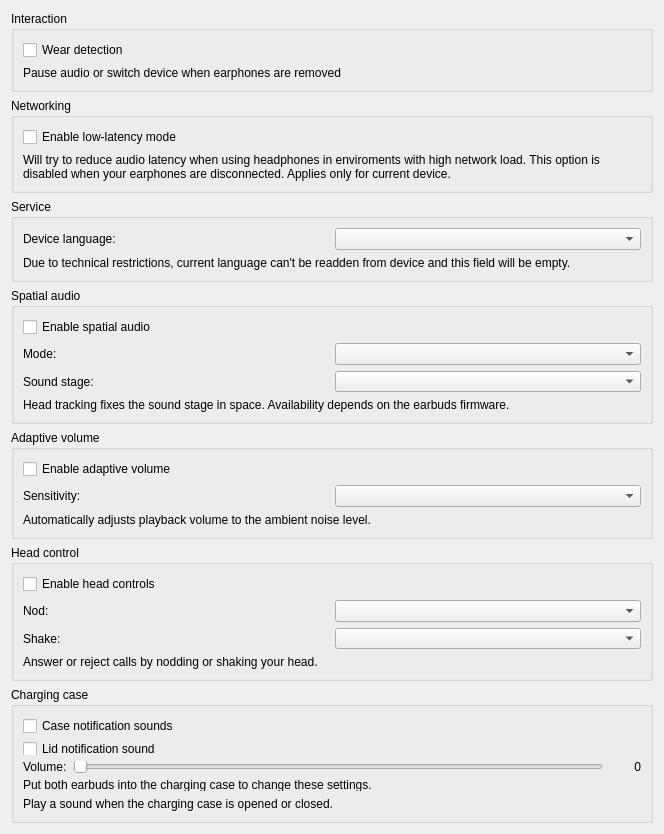
Above: openfreebuds_qt/designer/device_other.ui from melianmiko/OpenFreebuds before the change. Below: the same form after it.
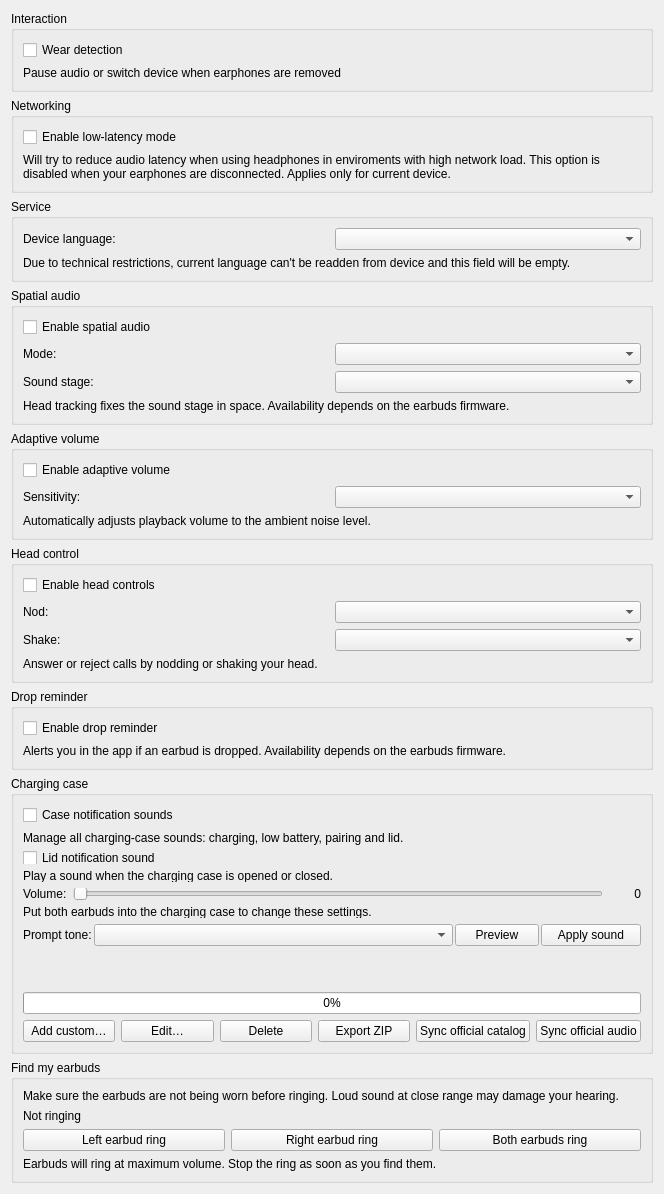
That is the form after the change.

Commit message: feat: complete multi-model Huawei earbud support and tone tooling

What changed in the file:
```diff
--- a/openfreebuds_qt/designer/device_other.ui
+++ b/openfreebuds_qt/designer/device_other.ui
@@ -283,6 +283,32 @@
      </layout>
     </widget>
    </item>
+   <item>
+    <widget class="QGroupBox" name="drop_reminder_root">
+     <property name="title">
+      <string>Drop reminder</string>
+     </property>
+     <layout class="QVBoxLayout" name="verticalLayout_drop_reminder">
+      <item>
+       <widget class="QCheckBox" name="drop_reminder_toggle">
+        <property name="text">
+         <string>Enable drop reminder</string>
+        </property>
+       </widget>
+      </item>
+      <item>
+       <widget class="QLabel" name="drop_reminder_hint">
+        <property name="text">
+         <string>Alerts you in the app if an earbud is dropped. Availability depends on the earbuds firmware.</string>
+        </property>
+        <property name="wordWrap">
+         <bool>true</bool>
+        </property>
+       </widget>
+      </item>
+     </layout>
+    </widget>
+   </item>
    <item>
     <widget class="QGroupBox" name="box_tone_root">
      <property name="title">
@@ -296,6 +322,16 @@
         </property>
        </widget>
       </item>
+      <item>
+       <widget class="QLabel" name="box_tone_hint">
+        <property name="text">
+         <string>Manage all charging-case sounds: charging, low battery, pairing and lid.</string>
+        </property>
+        <property name="wordWrap">
+         <bool>true</bool>
+        </property>
+       </widget>
+      </item>
       <item>
        <widget class="QWidget" name="box_tone_lid_options" native="true">
         <layout class="QVBoxLayout" name="verticalLayout_9">
@@ -318,6 +354,16 @@
            </property>
           </widget>
          </item>
+         <item>
+          <widget class="QLabel" name="box_tone_lid_hint">
+           <property name="text">
+            <string>Play a sound when the charging case is opened or closed.</string>
+           </property>
+           <property name="wordWrap">
+            <bool>true</bool>
+           </property>
+          </widget>
+         </item>
          <item>
           <widget class="QWidget" name="box_tone_lid_volume_row" native="true">
            <layout class="QHBoxLayout" name="horizontalLayout">
@@ -346,13 +392,13 @@
                <number>0</number>
               </property>
               <property name="maximum">
-               <number>100</number>
+               <number>15</number>
               </property>
               <property name="singleStep">
                <number>5</number>
               </property>
               <property name="pageStep">
-               <number>10</number>
+               <number>5</number>
               </property>
               <property name="orientation">
                <enum>Qt::Horizontal</enum>
@@ -379,7 +425,7 @@
           </widget>
          </item>
          <item>
-          <widget class="QLabel" name="box_tone_lid_hint">
+          <widget class="QLabel" name="box_tone_lid_box_hint">
            <property name="text">
             <string>Put both earbuds into the charging case to change these settings.</string>
            </property>
@@ -392,9 +438,274 @@
        </widget>
       </item>
       <item>
-       <widget class="QLabel" name="box_tone_hint">
+       <widget class="QWidget" name="box_tone_pick_row" native="true">
+        <layout class="QHBoxLayout" name="horizontalLayout_2">
+         <property name="spacing">
+          <number>2</number>
+         </property>
+         <property name="leftMargin">
+          <number>0</number>
+         </property>
+         <property name="topMargin">
+          <number>0</number>
+         </property>
+         <property name="rightMargin">
+          <number>0</number>
+         </property>
+         <property name="bottomMargin">
+          <number>0</number>
+         </property>
+         <item>
+          <widget class="QLabel" name="box_tone_pick_label">
+           <property name="sizePolicy">
+            <sizepolicy hsizetype="Fixed" vsizetype="Preferred">
+             <horstretch>0</horstretch>
+             <verstretch>0</verstretch>
+            </sizepolicy>
+           </property>
+           <property name="text">
+            <string>Prompt tone:</string>
+           </property>
+          </widget>
+         </item>
+         <item>
+          <widget class="QComboBox" name="box_tone_select"/>
+         </item>
+         <item>
+          <widget class="QPushButton" name="box_tone_preview">
+           <property name="maximumSize">
+            <size>
+             <width>84</width>
+             <height>16777215</height>
+            </size>
+           </property>
+           <property name="text">
+            <string>Preview</string>
+           </property>
+          </widget>
+         </item>
+         <item>
+          <widget class="QPushButton" name="box_tone_apply">
+           <property name="maximumSize">
+            <size>
+             <width>100</width>
+             <height>16777215</height>
+            </size>
+           </property>
+           <property name="text">
+            <string>Apply sound</string>
+           </property>
+          </widget>
+         </item>
+        </layout>
+       </widget>
+      </item>
+      <item>
+       <widget class="QLabel" name="box_tone_status">
         <property name="text">
-         <string>Play a sound when the charging case is opened or closed.</string>
+         <string/>
+        </property>
+        <property name="wordWrap">
+         <bool>true</bool>
+        </property>
+       </widget>
+      </item>
+      <item>
+       <widget class="QWidget" name="box_tone_export_row" native="true">
+        <property name="visible">
+         <bool>false</bool>
+        </property>
+        <layout class="QHBoxLayout" name="box_tone_export_layout">
+         <property name="spacing">
+          <number>4</number>
+         </property>
+         <property name="leftMargin">
+          <number>0</number>
+         </property>
+         <property name="topMargin">
+          <number>0</number>
+         </property>
+         <property name="rightMargin">
+          <number>0</number>
+         </property>
+         <property name="bottomMargin">
+          <number>0</number>
+         </property>
+         <item>
+          <widget class="QLabel" name="box_tone_export_left">
+           <property name="sizePolicy">
+            <sizepolicy hsizetype="Expanding" vsizetype="Preferred">
+             <horstretch>1</horstretch>
+             <verstretch>0</verstretch>
+            </sizepolicy>
+           </property>
+           <property name="text">
+            <string/>
+           </property>
+          </widget>
+         </item>
+         <item>
+          <widget class="QLabel" name="box_tone_export_right">
+           <property name="sizePolicy">
+            <sizepolicy hsizetype="Preferred" vsizetype="Preferred">
+             <horstretch>0</horstretch>
+             <verstretch>0</verstretch>
+            </sizepolicy>
+           </property>
+           <property name="text">
+            <string/>
+           </property>
+           <property name="alignment">
+            <set>Qt::AlignRight|Qt::AlignVCenter</set>
+           </property>
+          </widget>
+         </item>
+        </layout>
+       </widget>
+      </item>
+      <item>
+       <widget class="QProgressBar" name="box_tone_progress">
+        <property name="maximum">
+         <number>100</number>
+        </property>
+        <property name="value">
+         <number>0</number>
+        </property>
+        <property name="textVisible">
+         <bool>true</bool>
+        </property>
+       </widget>
+      </item>
+      <item>
+       <widget class="QWidget" name="box_tone_buttons_row" native="true">
+        <layout class="QHBoxLayout" name="horizontalLayout_3">
+         <property name="leftMargin">
+          <number>0</number>
+         </property>
+         <property name="topMargin">
+          <number>0</number>
+         </property>
+         <property name="rightMargin">
+          <number>0</number>
+         </property>
+         <property name="bottomMargin">
+          <number>0</number>
+         </property>
+         <item>
+          <widget class="QPushButton" name="box_tone_add">
+           <property name="text">
+            <string>Add custom…</string>
+           </property>
+          </widget>
+         </item>
+         <item>
+          <widget class="QPushButton" name="box_tone_edit">
+           <property name="text">
+            <string>Edit…</string>
+           </property>
+          </widget>
+         </item>
+         <item>
+          <widget class="QPushButton" name="box_tone_delete">
+           <property name="text">
+            <string>Delete</string>
+           </property>
+          </widget>
+         </item>
+         <item>
+          <widget class="QPushButton" name="box_tone_export">
+           <property name="text">
+            <string>Export ZIP</string>
+           </property>
+          </widget>
+         </item>
+         <item>
+          <widget class="QPushButton" name="box_tone_sync_config">
+           <property name="text">
+            <string>Sync official catalog</string>
+           </property>
+          </widget>
+         </item>
+         <item>
+          <widget class="QPushButton" name="box_tone_sync_audio">
+           <property name="text">
+            <string>Sync official audio</string>
+           </property>
+          </widget>
+         </item>
+        </layout>
+       </widget>
+      </item>
+     </layout>
+    </widget>
+   </item>
+   <item>
+    <widget class="QGroupBox" name="find_earbud_root">
+     <property name="title">
+      <string>Find my earbuds</string>
+     </property>
+     <layout class="QVBoxLayout" name="verticalLayout_10">
+      <item>
+       <widget class="QLabel" name="find_earbud_wear_hint">
+        <property name="text">
+         <string>Make sure the earbuds are not being worn before ringing. Loud sound at close range may damage your hearing.</string>
+        </property>
+        <property name="wordWrap">
+         <bool>true</bool>
+        </property>
+       </widget>
+      </item>
+      <item>
+       <widget class="QLabel" name="find_earbud_status">
+        <property name="text">
+         <string>Not ringing</string>
+        </property>
+       </widget>
+      </item>
+      <item>
+       <widget class="QWidget" name="find_earbud_buttons" native="true">
+        <layout class="QHBoxLayout" name="horizontalLayout_4">
+         <property name="leftMargin">
+          <number>0</number>
+         </property>
+         <property name="topMargin">
+          <number>0</number>
+         </property>
+         <property name="rightMargin">
+          <number>0</number>
+         </property>
+         <property name="bottomMargin">
+          <number>0</number>
+         </property>
+         <item>
+          <widget class="QPushButton" name="find_earbud_left">
+           <property name="text">
+            <string>Left earbud ring</string>
+           </property>
+          </widget>
+         </item>
+         <item>
+          <widget class="QPushButton" name="find_earbud_right">
+           <property name="text">
+            <string>Right earbud ring</string>
+           </property>
+          </widget>
+         </item>
+         <item>
+          <widget class="QPushButton" name="find_earbud_both">
+           <property name="text">
+            <string>Both earbuds ring</string>
+           </property>
+          </widget>
+         </item>
+         
+        </layout>
+       </widget>
+      </item>
+      <item>
+       <widget class="QLabel" name="find_earbud_hint">
+        <property name="text">
+         <string>Earbuds will ring at maximum volume. Stop the ring as soon as you find them.</string>
         </property>
         <property name="wordWrap">
          <bool>true</bool>
```
Left out of the diff: 2 changed lines with no effect on the pictures. The commit also changes 82 other files.
